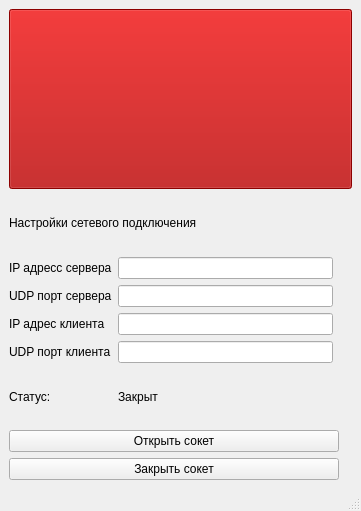
Qt form DKU-PromElectro-main/Qtchat/Qtchat/mainwindow.ui (Splitcore1/PromElectroProj) before a commit.
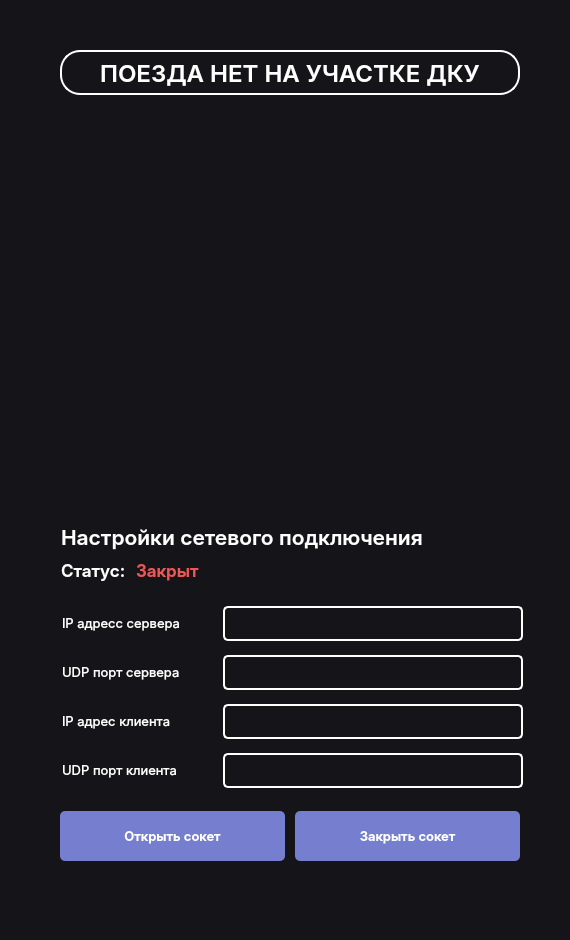
The same form after that commit. Icons and pictures are not drawn.

Commit message: Доработка дизайна интерфейса клиента UDP

Diff of the .ui file:
```diff
--- a/DKU-PromElectro-main/Qtchat/Qtchat/mainwindow.ui
+++ b/DKU-PromElectro-main/Qtchat/Qtchat/mainwindow.ui
@@ -6,128 +6,584 @@
    <rect>
     <x>0</x>
     <y>0</y>
-    <width>361</width>
-    <height>511</height>
+    <width>570</width>
+    <height>940</height>
    </rect>
   </property>
+  <property name="minimumSize">
+   <size>
+    <width>570</width>
+    <height>940</height>
+   </size>
+  </property>
+  <property name="maximumSize">
+   <size>
+    <width>570</width>
+    <height>940</height>
+   </size>
+  </property>
+  <property name="font">
+   <font>
+    <family>Segoe UI</family>
+   </font>
+  </property>
   <property name="windowTitle">
    <string>MainWindow</string>
   </property>
+  <property name="styleSheet">
+   <string notr="true">background-color: rgb(21, 21, 25);</string>
+  </property>
   <widget class="QWidget" name="centralwidget">
-   <layout class="QVBoxLayout" name="verticalLayout_5">
-    <item>
-     <widget class="QPushButton" name="pushButton">
-      <property name="enabled">
-       <bool>false</bool>
-      </property>
-      <property name="minimumSize">
-       <size>
-        <width>0</width>
-        <height>180</height>
-       </size>
-      </property>
-      <property name="styleSheet">
-       <string notr="true">background-color: rgb(170, 0, 0);</string>
-      </property>
-      <property name="text">
-       <string/>
-      </property>
-     </widget>
-    </item>
-    <item>
-     <layout class="QVBoxLayout" name="verticalLayout_4" stretch="0">
-      <item>
-       <layout class="QGridLayout" name="gridLayout_2">
-        <property name="verticalSpacing">
-         <number>6</number>
-        </property>
-        <item row="17" column="0" colspan="3">
-         <widget class="QPushButton" name="pB_port1Close">
-          <property name="text">
-           <string>Закрыть сокет</string>
-          </property>
-         </widget>
-        </item>
-        <item row="3" column="1">
-         <widget class="QLineEdit" name="lE_port1Port"/>
-        </item>
-        <item row="16" column="0" colspan="3">
-         <widget class="QPushButton" name="pB_port1Open">
-          <property name="text">
-           <string>Открыть сокет</string>
-          </property>
-         </widget>
-        </item>
-        <item row="1" column="4">
-         <widget class="QLabel" name="label_5">
-          <property name="text">
-           <string/>
-          </property>
-         </widget>
-        </item>
-        <item row="2" column="0">
-         <widget class="QLabel" name="label_6">
-          <property name="text">
-           <string>IP адресс сервера</string>
-          </property>
-         </widget>
-        </item>
-        <item row="1" column="0" colspan="3">
-         <widget class="QLabel" name="label_1">
-          <property name="text">
-           <string>Настройки сетевого подключения</string>
-          </property>
-         </widget>
-        </item>
-        <item row="4" column="0">
-         <widget class="QLabel" name="label_2">
-          <property name="text">
-           <string>IP адрес клиента</string>
-          </property>
-         </widget>
-        </item>
-        <item row="6" column="0">
-         <widget class="QLabel" name="label_3">
-          <property name="text">
-           <string>Статус:</string>
-          </property>
-         </widget>
-        </item>
-        <item row="4" column="1">
-         <widget class="QLineEdit" name="lE_port2IP"/>
-        </item>
-        <item row="6" column="1">
-         <widget class="QLabel" name="lb_port1Status">
-          <property name="text">
-           <string>Закрыт</string>
-          </property>
-         </widget>
-        </item>
-        <item row="5" column="1">
-         <widget class="QLineEdit" name="lE_port2Port"/>
-        </item>
-        <item row="5" column="0">
-         <widget class="QLabel" name="label_8">
-          <property name="text">
-           <string>UDP порт клиента</string>
-          </property>
-         </widget>
-        </item>
-        <item row="2" column="1">
-         <widget class="QLineEdit" name="lE_port1IP"/>
-        </item>
-        <item row="3" column="0">
-         <widget class="QLabel" name="label_7">
-          <property name="text">
-           <string>UDP порт сервера</string>
-          </property>
-         </widget>
-        </item>
-       </layout>
-      </item>
-     </layout>
-    </item>
-   </layout>
+   <widget class="QWidget" name="">
+    <property name="geometry">
+     <rect>
+      <x>61</x>
+      <y>602</y>
+      <width>464</width>
+      <height>191</height>
+     </rect>
+    </property>
+    <layout class="QVBoxLayout" name="verticalLayout">
+     <property name="spacing">
+      <number>10</number>
+     </property>
+     <item>
+      <layout class="QHBoxLayout" name="horizontalLayout_2">
+       <property name="spacing">
+        <number>0</number>
+       </property>
+       <item>
+        <widget class="QLabel" name="label_6">
+         <property name="minimumSize">
+          <size>
+           <width>160</width>
+           <height>17</height>
+          </size>
+         </property>
+         <property name="maximumSize">
+          <size>
+           <width>160</width>
+           <height>17</height>
+          </size>
+         </property>
+         <property name="font">
+          <font>
+           <family>Inter</family>
+           <pointsize>10</pointsize>
+          </font>
+         </property>
+         <property name="styleSheet">
+          <string notr="true">color: rgb(255, 255, 255);</string>
+         </property>
+         <property name="text">
+          <string>IP адресс сервера</string>
+         </property>
+        </widget>
+       </item>
+       <item>
+        <widget class="QLineEdit" name="lE_port1IP">
+         <property name="minimumSize">
+          <size>
+           <width>300</width>
+           <height>35</height>
+          </size>
+         </property>
+         <property name="maximumSize">
+          <size>
+           <width>300</width>
+           <height>35</height>
+          </size>
+         </property>
+         <property name="font">
+          <font>
+           <family>Inter</family>
+          </font>
+         </property>
+         <property name="styleSheet">
+          <string notr="true">color: rgb(255, 255, 255);
+border: 2px solid white;
+border-radius: 5;</string>
+         </property>
+        </widget>
+       </item>
+      </layout>
+     </item>
+     <item>
+      <layout class="QHBoxLayout" name="horizontalLayout_3">
+       <property name="spacing">
+        <number>0</number>
+       </property>
+       <item>
+        <widget class="QLabel" name="label_7">
+         <property name="minimumSize">
+          <size>
+           <width>160</width>
+           <height>17</height>
+          </size>
+         </property>
+         <property name="maximumSize">
+          <size>
+           <width>160</width>
+           <height>17</height>
+          </size>
+         </property>
+         <property name="font">
+          <font>
+           <family>Inter</family>
+           <pointsize>10</pointsize>
+          </font>
+         </property>
+         <property name="styleSheet">
+          <string notr="true">color: rgb(255, 255, 255);</string>
+         </property>
+         <property name="text">
+          <string>UDP порт сервера</string>
+         </property>
+        </widget>
+       </item>
+       <item>
+        <widget class="QLineEdit" name="lE_port1Port">
+         <property name="minimumSize">
+          <size>
+           <width>300</width>
+           <height>35</height>
+          </size>
+         </property>
+         <property name="maximumSize">
+          <size>
+           <width>300</width>
+           <height>35</height>
+          </size>
+         </property>
+         <property name="font">
+          <font>
+           <family>Inter</family>
+          </font>
+         </property>
+         <property name="styleSheet">
+          <string notr="true">color: rgb(255, 255, 255);
+border: 2px solid white;
+border-radius: 5;</string>
+         </property>
+        </widget>
+       </item>
+      </layout>
+     </item>
+     <item>
+      <layout class="QHBoxLayout" name="horizontalLayout_4">
+       <property name="spacing">
+        <number>0</number>
+       </property>
+       <item>
+        <widget class="QLabel" name="label_2">
+         <property name="minimumSize">
+          <size>
+           <width>160</width>
+           <height>17</height>
+          </size>
+         </property>
+         <property name="maximumSize">
+          <size>
+           <width>160</width>
+           <height>17</height>
+          </size>
+         </property>
+         <property name="font">
+          <font>
+           <family>Inter</family>
+           <pointsize>10</pointsize>
+          </font>
+         </property>
+         <property name="styleSheet">
+          <string notr="true">color: rgb(255, 255, 255);</string>
+         </property>
+         <property name="text">
+          <string>IP адрес клиента</string>
+         </property>
+        </widget>
+       </item>
+       <item>
+        <widget class="QLineEdit" name="lE_port2IP">
+         <property name="minimumSize">
+          <size>
+           <width>300</width>
+           <height>35</height>
+          </size>
+         </property>
+         <property name="maximumSize">
+          <size>
+           <width>300</width>
+           <height>35</height>
+          </size>
+         </property>
+         <property name="font">
+          <font>
+           <family>Inter</family>
+          </font>
+         </property>
+         <property name="styleSheet">
+          <string notr="true">color: rgb(255, 255, 255);
+border: 2px solid white;
+border-radius: 5;</string>
+         </property>
+        </widget>
+       </item>
+      </layout>
+     </item>
+     <item>
+      <layout class="QHBoxLayout" name="horizontalLayout_5">
+       <property name="spacing">
+        <number>0</number>
+       </property>
+       <item>
+        <widget class="QLabel" name="label_8">
+         <property name="minimumSize">
+          <size>
+           <width>160</width>
+           <height>17</height>
+          </size>
+         </property>
+         <property name="maximumSize">
+          <size>
+           <width>160</width>
+           <height>17</height>
+          </size>
+         </property>
+         <property name="font">
+          <font>
+           <family>Inter</family>
+           <pointsize>10</pointsize>
+          </font>
+         </property>
+         <property name="styleSheet">
+          <string notr="true">color: rgb(255, 255, 255);</string>
+         </property>
+         <property name="text">
+          <string>UDP порт клиента</string>
+         </property>
+        </widget>
+       </item>
+       <item>
+        <widget class="QLineEdit" name="lE_port2Port">
+         <property name="minimumSize">
+          <size>
+           <width>300</width>
+           <height>35</height>
+          </size>
+         </property>
+         <property name="maximumSize">
+          <size>
+           <width>300</width>
+           <height>35</height>
+          </size>
+         </property>
+         <property name="font">
+          <font>
+           <family>Inter</family>
+          </font>
+         </property>
+         <property name="styleSheet">
+          <string notr="true">color: rgb(255, 255, 255);
+border: 2px solid white;
+border-radius: 5;</string>
+         </property>
+        </widget>
+       </item>
+      </layout>
+     </item>
+    </layout>
+   </widget>
+   <widget class="QWidget" name="">
+    <property name="geometry">
+     <rect>
+      <x>60</x>
+      <y>520</y>
+      <width>382</width>
+      <height>66</height>
+     </rect>
+    </property>
+    <layout class="QGridLayout" name="gridLayout">
+     <item row="0" column="0">
+      <widget class="QLabel" name="label_1">
+       <property name="minimumSize">
+        <size>
+         <width>380</width>
+         <height>34</height>
+        </size>
+       </property>
+       <property name="maximumSize">
+        <size>
+         <width>380</width>
+         <height>34</height>
+        </size>
+       </property>
+       <property name="font">
+        <font>
+         <family>Inter SemiBold</family>
+         <pointsize>16</pointsize>
+        </font>
+       </property>
+       <property name="styleSheet">
+        <string notr="true">color: rgb(255, 255, 255);</string>
+       </property>
+       <property name="text">
+        <string>Настройки сетевого подключения</string>
+       </property>
+      </widget>
+     </item>
+     <item row="1" column="0">
+      <layout class="QFormLayout" name="formLayout">
+       <item row="0" column="0">
+        <widget class="QLabel" name="label_3">
+         <property name="minimumSize">
+          <size>
+           <width>69</width>
+           <height>22</height>
+          </size>
+         </property>
+         <property name="maximumSize">
+          <size>
+           <width>69</width>
+           <height>22</height>
+          </size>
+         </property>
+         <property name="sizeIncrement">
+          <size>
+           <width>69</width>
+           <height>22</height>
+          </size>
+         </property>
+         <property name="font">
+          <font>
+           <family>Inter SemiBold</family>
+           <pointsize>13</pointsize>
+          </font>
+         </property>
+         <property name="styleSheet">
+          <string notr="true">color: rgb(255, 255, 255);</string>
+         </property>
+         <property name="text">
+          <string>Статус:</string>
+         </property>
+        </widget>
+       </item>
+       <item row="0" column="1">
+        <widget class="QLabel" name="lb_port1Status">
+         <property name="minimumSize">
+          <size>
+           <width>69</width>
+           <height>22</height>
+          </size>
+         </property>
+         <property name="maximumSize">
+          <size>
+           <width>69</width>
+           <height>22</height>
+          </size>
+         </property>
+         <property name="sizeIncrement">
+          <size>
+           <width>69</width>
+           <height>22</height>
+          </size>
+         </property>
+         <property name="font">
+          <font>
+           <family>Inter SemiBold</family>
+           <pointsize>13</pointsize>
+          </font>
+         </property>
+         <property name="styleSheet">
+          <string notr="true">color: rgb(238, 87, 87);</string>
+         </property>
+         <property name="text">
+          <string>Закрыт</string>
+         </property>
+        </widget>
+       </item>
+      </layout>
+     </item>
+    </layout>
+   </widget>
+   <widget class="QWidget" name="">
+    <property name="geometry">
+     <rect>
+      <x>60</x>
+      <y>50</y>
+      <width>462</width>
+      <height>437</height>
+     </rect>
+    </property>
+    <layout class="QVBoxLayout" name="verticalLayout_2">
+     <property name="spacing">
+      <number>30</number>
+     </property>
+     <item>
+      <widget class="QPushButton" name="trainStatus">
+       <property name="minimumSize">
+        <size>
+         <width>460</width>
+         <height>45</height>
+        </size>
+       </property>
+       <property name="maximumSize">
+        <size>
+         <width>460</width>
+         <height>45</height>
+        </size>
+       </property>
+       <property name="font">
+        <font>
+         <family>Inter SemiBold</family>
+         <pointsize>18</pointsize>
+        </font>
+       </property>
+       <property name="styleSheet">
+        <string notr="true">color: rgb(255, 255, 255);
+border: 2px solid white;
+border-radius: 20px;</string>
+       </property>
+       <property name="text">
+        <string>ПОЕЗДА НЕТ НА УЧАСТКЕ ДКУ</string>
+       </property>
+      </widget>
+     </item>
+     <item>
+      <widget class="QPushButton" name="colorIndicate">
+       <property name="enabled">
+        <bool>false</bool>
+       </property>
+       <property name="sizePolicy">
+        <sizepolicy hsizetype="Ignored" vsizetype="Ignored">
+         <horstretch>0</horstretch>
+         <verstretch>0</verstretch>
+        </sizepolicy>
+       </property>
+       <property name="minimumSize">
+        <size>
+         <width>460</width>
+         <height>360</height>
+        </size>
+       </property>
+       <property name="maximumSize">
+        <size>
+         <width>460</width>
+         <height>360</height>
+        </size>
+       </property>
+       <property name="sizeIncrement">
+        <size>
+         <width>0</width>
+         <height>0</height>
+        </size>
+       </property>
+       <property name="styleSheet">
+        <string notr="true">border-radius: 30px;
+background-image: url(:/new/icons/Icons/No_train.svg);
+</string>
+       </property>
+       <property name="text">
+        <string/>
+       </property>
+      </widget>
+     </item>
+    </layout>
+   </widget>
+   <widget class="QWidget" name="">
+    <property name="geometry">
+     <rect>
+      <x>60</x>
+      <y>810</y>
+      <width>462</width>
+      <height>52</height>
+     </rect>
+    </property>
+    <layout class="QHBoxLayout" name="horizontalLayout_6">
+     <property name="spacing">
+      <number>10</number>
+     </property>
+     <item>
+      <widget class="QPushButton" name="pB_port1Open">
+       <property name="minimumSize">
+        <size>
+         <width>225</width>
+         <height>50</height>
+        </size>
+       </property>
+       <property name="maximumSize">
+        <size>
+         <width>225</width>
+         <height>50</height>
+        </size>
+       </property>
+       <property name="font">
+        <font>
+         <family>Inter SemiBold</family>
+         <pointsize>10</pointsize>
+        </font>
+       </property>
+       <property name="cursor">
+        <cursorShape>PointingHandCursor</cursorShape>
+       </property>
+       <property name="styleSheet">
+        <string notr="true">QPushButton{
+color: rgb(255, 255, 255);
+background-color: rgb(117, 126, 207);
+border-radius: 5;
+}
+QPushButton:hover{
+background-color: rgb(209, 214, 255);
+color: rgb(20, 20, 20);
+border-radius: 5;
+}</string>
+       </property>
+       <property name="text">
+        <string>Открыть сокет</string>
+       </property>
+      </widget>
+     </item>
+     <item>
+      <widget class="QPushButton" name="pB_port1Close">
+       <property name="minimumSize">
+        <size>
+         <width>225</width>
+         <height>50</height>
+        </size>
+       </property>
+       <property name="maximumSize">
+        <size>
+         <width>225</width>
+         <height>50</height>
+        </size>
+       </property>
+       <property name="font">
+        <font>
+         <family>Inter SemiBold</family>
+         <pointsize>10</pointsize>
+        </font>
+       </property>
+       <property name="cursor">
+        <cursorShape>PointingHandCursor</cursorShape>
+       </property>
+       <property name="styleSheet">
+        <string notr="true">QPushButton{
+color: rgb(255, 255, 255);
+background-color: rgb(117, 126, 207);
+border-radius: 5;
+}
+QPushButton:hover{
+background-color: rgb(209, 214, 255);
+color: rgb(20, 20, 20);
+border-radius: 5;
+}</string>
+       </property>
+       <property name="text">
+        <string>Закрыть сокет</string>
+       </property>
+      </widget>
+     </item>
+    </layout>
+   </widget>
   </widget>
   <widget class="QMenuBar" name="menubar">
    <property name="geometry">
```
Left out of the diff: 2 changed lines with no effect on the pictures. The commit also changes 8 other files.
